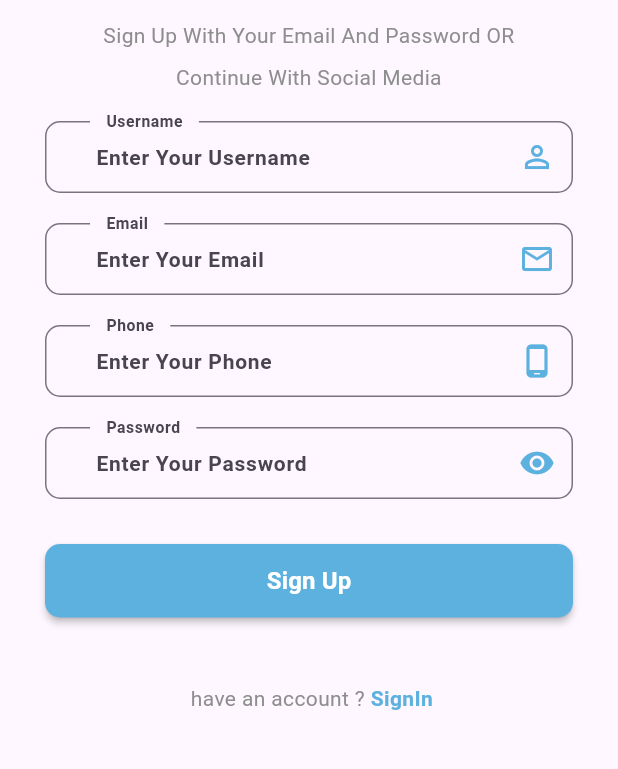
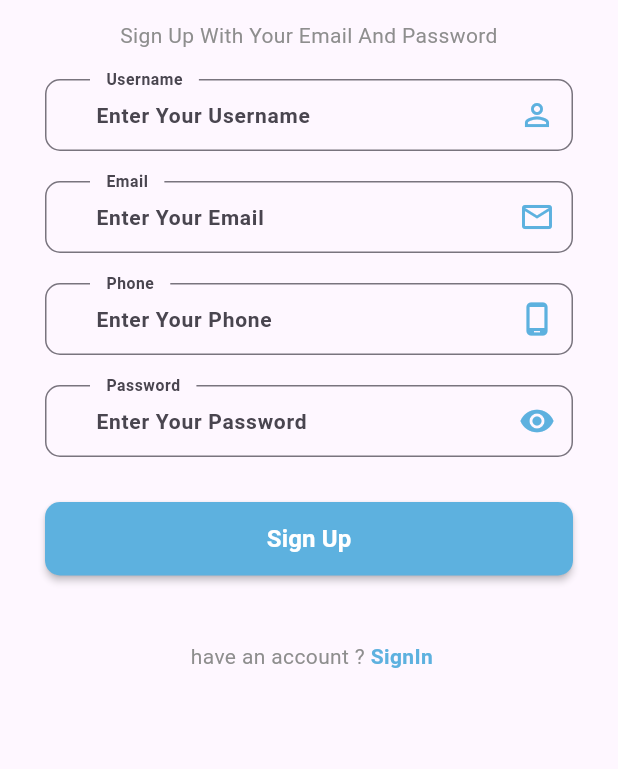
Before and after one commit to mostafagomaa159/Graduation-Project, a Flutter app: the SignUp screen opened by its route, on a phone screen of 412 x 824 dp, the part 182-951 px from its top. Run offline on Flutter 3.47's test engine with Material 3 defaults, Android fonts, the light colour scheme and no system bars; our stand-ins replace dartz, flutter_otp_text_field, get, image_picker, lottie, shared_preferences; missing offline and left inert: image_picker_platform_interface; accounts and stored records are empty; Roboto replaces fonts that are missing (PlayfairDisplay); project files that could hold a hidden picture were left out.

Commit message:
Localization

```diff
--- a/lib/Core/Localization/Translation.dart
+++ b/lib/Core/Localization/Translation.dart
@@ -39,7 +39,7 @@ class MyTranslation extends Translations{
       //المصادقة
       "10": "تسجيل الدخول",
       "11":"فحص",
-      "12":"يمكنك تسجيل الدخول من خلال البريد وكلمة المرور او من خلال وسائل التواصل الاجتماعي",
+      "12":"يمكنك تسجيل الدخول من خلال البريد وكلمة المرور",
       "13": "ادخل البريد الالكتروني",
       "14": "ادخل كلمة المرور",
       "15": "هل نسيت كلمة المرور",
@@ -52,7 +52,7 @@ class MyTranslation extends Translations{
       "22": "رقم الهاتف",
       "23": "ادخل رقم الهاتف",
       "24": "ادخل اسم المستخدم",
-      "25":"انشاء حساب من خلال البريد وكلمة المرور او من خلال وسائل التواصل الاجتماعي",
+      "25":"انشاء حساب من خلال البريد وكلمة المرور",
       "26": " لديك حساب ? ",
       "27": "تسجيل الدخول",
       "28": "فحص البريد الالكتروني",
@@ -126,7 +126,7 @@ class MyTranslation extends Translations{
 
       "10": "Sign In",
       "11":"CheckUp",
-      "12":"Sign In Your Email And Password Or  Continue With Social Media",
+      "12":"Sign In Your Email And Password",
       "13": "Enter Your Email",
       "14": "Enter Your Password",
       "15": "Forget Password",
@@ -139,7 +139,7 @@ class MyTranslation extends Translations{
       "22": "Phone",
       "23": "Enter Your Phone",
       "24": "Enter Your Username",
-      "25":"Sign Up With Your Email And Password OR Continue With Social Media",
+      "25":"Sign Up With Your Email And Password",
       "26": " have an account ? ",
       "27": "SignIn" ,
       "28" : "Check Email" ,
--- a/lib/View/Screen/Profile.dart
+++ b/lib/View/Screen/Profile.dart
@@ -1,14 +1,13 @@
 import 'package:checkupapp/Controller/auth/userInfo_controller.dart';
 import 'package:checkupapp/Core/Class/handlingdataview.dart';
 import 'package:checkupapp/Core/Constant/Color.dart';
+import 'package:checkupapp/View/Widget/Auth/customdrawer.dart';
 import 'package:checkupapp/View/Widget/Auth/logoauth.dart';
 import 'package:flutter/material.dart';
 import 'package:get/get.dart';
 
-import '../Widget/Auth/customdrawer.dart';
-
 class ProfileScreen extends StatelessWidget {
-  ProfileScreen({super.key});
+  const ProfileScreen({super.key});
 
   @override
   Widget build(BuildContext context) {
@@ -30,7 +29,6 @@ class ProfileScreen extends StatelessWidget {
         body: GetBuilder<UserInfoController>(
           builder: (controller) {
             return ListView(
-
               children: [
                 HandlingDataView(
                   statusRequest: controller.statusRequest,
@@ -87,8 +85,9 @@ class ProfileScreen extends StatelessWidget {
                           const SizedBox(
                             height: 20,
                           ),
-                      controller.checks.length==0?Container():
-                          Expanded(
+                          controller.checks.length == 0
+                              ? Container()
+                              : Expanded(
                                   child: Card(
                                       child: ListView.separated(
                                           separatorBuilder: (context, index) {
@@ -98,8 +97,7 @@ class ProfileScreen extends StatelessWidget {
                                               color: AppColor.primaryColor,
                                             );
                                           },
-                                    itemCount:
-                                        controller.checks.length,
+                                          itemCount: controller.checks.length,
                                           itemBuilder: (context, index) {
                                             return Column(
                                               children: [
```
Also changed, not shown: lib/Routes.dart (+11 -24 lines). Lines whose indentation alone changed are shown as unchanged.
